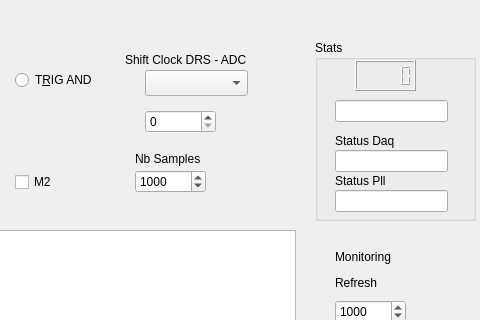
DPGA/Dcs, file qt/dial_1asm.ui: the form before one commit; both pictures show x 235 to 715 and y 0 to 320 of the 715 by 480 pixel window.
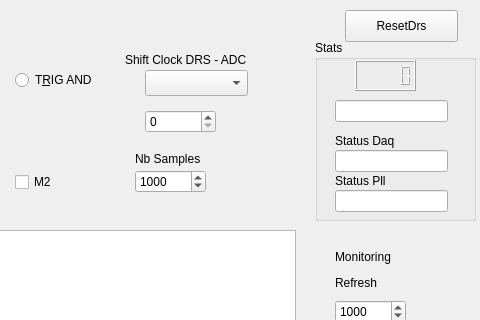
The form after the commit.

Commit message: Add button reset dial1_asm

What changed in the file:
```diff
--- a/qt/dial_1asm.ui
+++ b/qt/dial_1asm.ui
@@ -535,6 +535,19 @@
     <number>0</number>
    </property>
   </widget>
+  <widget class="QPushButton" name="ResetDrs">
+   <property name="geometry">
+    <rect>
+     <x>580</x>
+     <y>10</y>
+     <width>113</width>
+     <height>32</height>
+    </rect>
+   </property>
+   <property name="text">
+    <string>ResetDrs</string>
+   </property>
+  </widget>
  </widget>
  <resources/>
  <connections/>
```
The commit also changes 8 other files.
